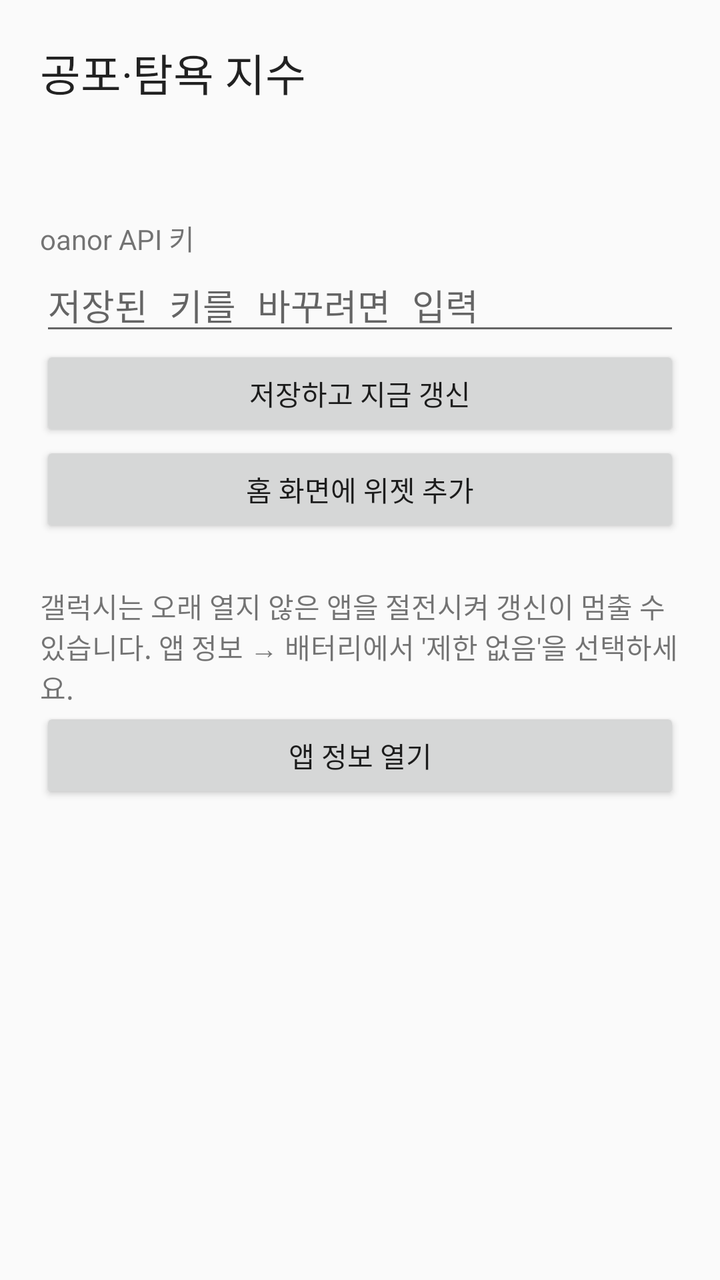
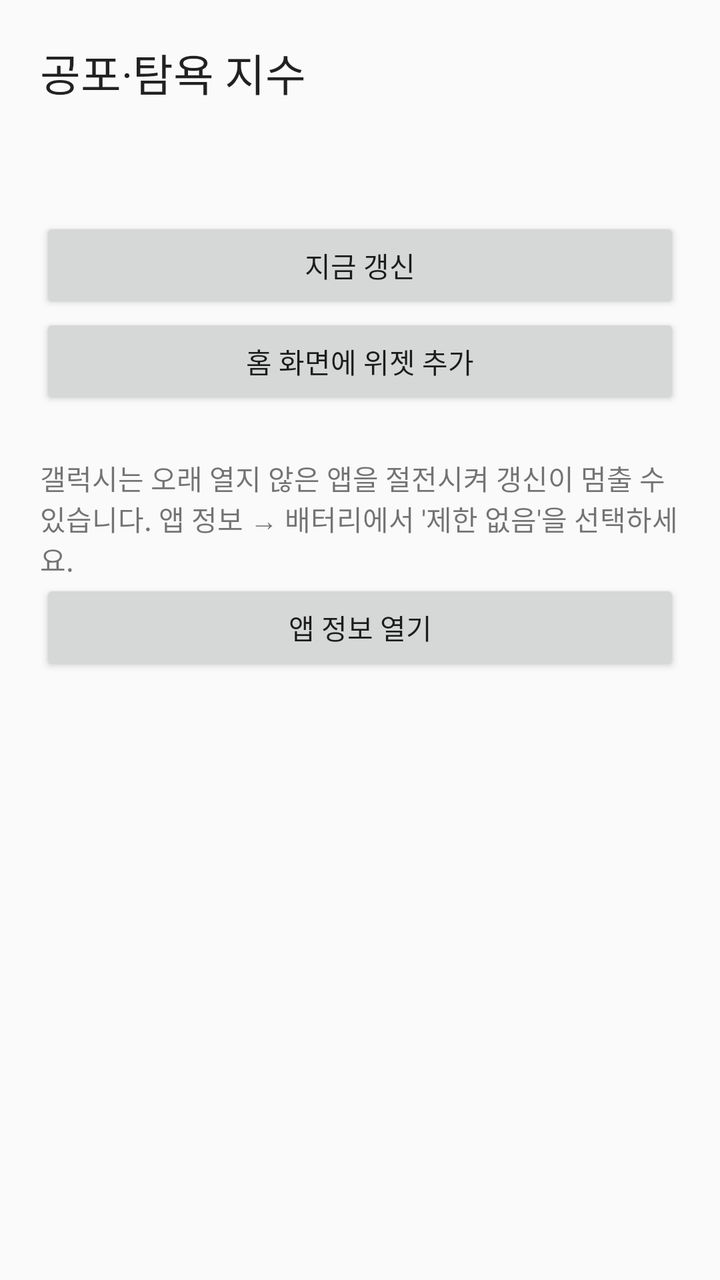

An Android layout rendered at two revisions. The XML below is the earlier revision; the diff shows what the commit changed to produce the second picture.
<!-- AndroidManifest.xml: application theme AppTheme -->
<!-- res/layout/activity_main.xml -->
<?xml version="1.0" encoding="utf-8"?>
<ScrollView xmlns:android="http://schemas.android.com/apk/res/android"
    android:layout_width="match_parent"
    android:layout_height="match_parent"
    android:fitsSystemWindows="true">

    <LinearLayout
        android:layout_width="match_parent"
        android:layout_height="wrap_content"
        android:orientation="vertical"
        android:padding="20dp">

        <TextView
            android:layout_width="match_parent"
            android:layout_height="wrap_content"
            android:text="@string/app_name"
            android:textAppearance="?android:attr/textAppearanceLarge" />

        <TextView
            android:id="@+id/current"
            android:layout_width="match_parent"
            android:layout_height="wrap_content"
            android:layout_marginTop="8dp"
            android:textAppearance="?android:attr/textAppearanceMedium" />

        <TextView
            android:layout_width="match_parent"
            android:layout_height="wrap_content"
            android:layout_marginTop="24dp"
            android:text="@string/key_label" />

        <EditText
            android:id="@+id/api_key"
            android:layout_width="match_parent"
            android:layout_height="wrap_content"
            android:autofillHints="password"
            android:hint="@string/key_hint"
            android:inputType="textPassword"
            android:maxLines="1" />

        <Button
            android:id="@+id/save"
            android:layout_width="match_parent"
            android:layout_height="wrap_content"
            android:text="@string/save_and_refresh" />

        <Button
            android:id="@+id/pin"
            android:layout_width="match_parent"
            android:layout_height="wrap_content"
            android:text="@string/pin_widget" />

        <TextView
            android:layout_width="match_parent"
            android:layout_height="wrap_content"
            android:layout_marginTop="24dp"
            android:text="@string/battery_help" />

        <Button
            android:id="@+id/battery"
            android:layout_width="match_parent"
            android:layout_height="wrap_content"
            android:text="@string/open_battery" />
    </LinearLayout>
</ScrollView>
<!-- resources referenced by this layout -->
<resources>
  <string name="app_name">공포·탐욕 지수</string>
  <string name="battery_help">갤럭시는 오래 열지 않은 앱을 절전시켜 갱신이 멈출 수 있습니다. 앱 정보 → 배터리에서 \'제한 없음\'을 선택하세요.</string>
  <string name="key_hint">저장된 키를 바꾸려면 입력</string>
  <string name="key_label">oanor API 키</string>
  <string name="open_battery">앱 정보 열기</string>
  <string name="pin_widget">홈 화면에 위젯 추가</string>
  <string name="save_and_refresh">저장하고 지금 갱신</string>
  <style name="AppTheme" parent="@android:style/Theme.Material.Light.NoActionBar" />
</resources>

<!-- the commit's change to res/layout/activity_main.xml (unified diff, before → after) -->
@@ -21,28 +21,14 @@
             android:layout_width="match_parent"
             android:layout_height="wrap_content"
             android:layout_marginTop="8dp"
+            android:layout_marginBottom="24dp"
             android:textAppearance="?android:attr/textAppearanceMedium" />
 
-        <TextView
+        <Button
+            android:id="@+id/refresh"
             android:layout_width="match_parent"
             android:layout_height="wrap_content"
-            android:layout_marginTop="24dp"
-            android:text="@string/key_label" />
-
-        <EditText
-            android:id="@+id/api_key"
-            android:layout_width="match_parent"
-            android:layout_height="wrap_content"
-            android:autofillHints="password"
-            android:hint="@string/key_hint"
-            android:inputType="textPassword"
-            android:maxLines="1" />
-
-        <Button
-            android:id="@+id/save"
-            android:layout_width="match_parent"
-            android:layout_height="wrap_content"
-            android:text="@string/save_and_refresh" />
+            android:text="@string/refresh_now" />
 
         <Button
             android:id="@+id/pin"
<!-- resource entries referenced after the edit -->
@@ -2,11 +2,9 @@
 <resources>
   <string name="app_name">공포·탐욕 지수</string>
   <string name="battery_help">갤럭시는 오래 열지 않은 앱을 절전시켜 갱신이 멈출 수 있습니다. 앱 정보 → 배터리에서 \'제한 없음\'을 선택하세요.</string>
-  <string name="key_hint">저장된 키를 바꾸려면 입력</string>
-  <string name="key_label">oanor API 키</string>
   <string name="open_battery">앱 정보 열기</string>
   <string name="pin_widget">홈 화면에 위젯 추가</string>
-  <string name="save_and_refresh">저장하고 지금 갱신</string>
+  <string name="refresh_now">지금 갱신</string>
   <style name="AppTheme" parent="@android:style/Theme.Material.Light.NoActionBar" />
 </resources>
 
